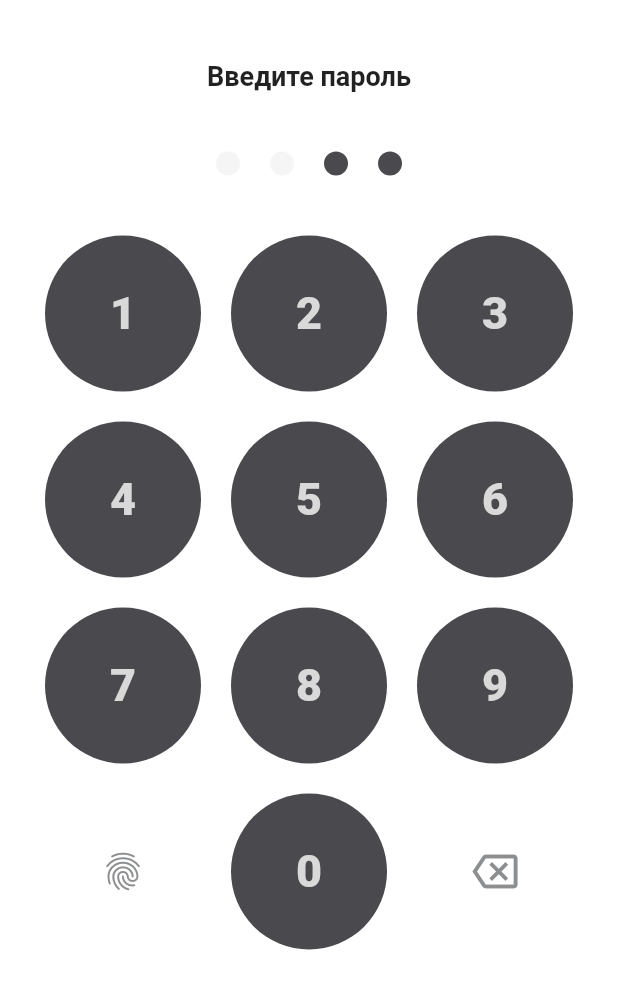
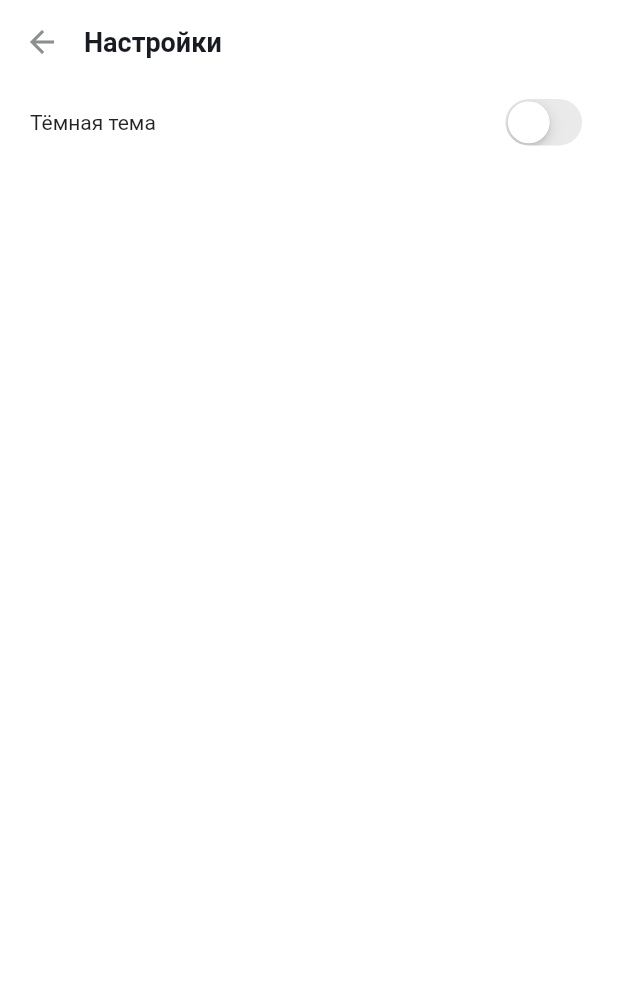
Before and after one commit to gsusha/belt, a Flutter app: the screen it shows after launch, after a tap on the "settings" icon, on a phone screen of 412 x 824 dp. Shown: the top 989 px of the screen. Run offline on Flutter 3.47's test engine with Material 2 defaults, Android fonts, the phone set to English and light mode, and no system bars; our stand-ins replace equatable, extended_image, flutter_bloc, get_it, google_fonts, image_picker and 1 more; missing offline and left inert: image_editor.

Commit message:
dark mode

```diff
--- a/lib/main.dart
+++ b/lib/main.dart
@@ -3,9 +3,8 @@ import 'package:flutter_bloc/flutter_bloc.dart';
 import 'package:provider/provider.dart';
 
 import 'injection.dart';
-import 'presentation/pages/auth/auth_page.dart';
+import 'presentation/pages/home/bloc/home_bloc.dart';
 import 'presentation/pages/home/home_page.dart';
-import 'presentation/pages/home/bloc/home_bloc.dart';
 import 'styles.dart';
 
 void main() {
--- a/lib/presentation/pages/home/home_page.dart
+++ b/lib/presentation/pages/home/home_page.dart
@@ -5,9 +5,11 @@ import 'package:flutter_bloc/flutter_bloc.dart';
 import 'package:flutter_staggered_grid_view/flutter_staggered_grid_view.dart';
 import 'package:image_picker/image_picker.dart';
 
+import '../../../injection.dart';
 import '../../../styles.dart';
 import '../../widgets/add_button.dart';
-import '../auth/auth_page.dart';
+import '../settings/bloc/settings_bloc.dart';
+import '../settings/settings_page.dart';
 import 'bloc/home_bloc.dart';
 import 'photo_edit.dart';
 
@@ -32,7 +34,12 @@ class HomePage extends StatelessWidget {
                 GestureDetector(
                   child: const Icon(Icons.settings_outlined, size: 30),
                   onTap: () => Navigator.of(context).push(
-                    MaterialPageRoute(builder: (context) => const AuthPage()),
+                    MaterialPageRoute(
+                      builder: (context) => BlocProvider(
+                        create: (_) => sl<SettingsBloc>(),
+                        child: const SettingsPage(),
+                      ),
+                    ),
                   ),
                 ),
               ],
@@ -69,9 +76,8 @@ class ImageItem extends StatelessWidget {
   Widget build(BuildContext context) {
     return GestureDetector(
       child: Image.file(File(file.path)),
-      onTap: () => Navigator.of(context).push(
-        MaterialPageRoute(builder: (context) => PhotoEdit(file: file))
-      ),
+      onTap: () => Navigator.of(context)
+          .push(MaterialPageRoute(builder: (context) => PhotoEdit(file: file))),
     );
   }
 }
--- /dev/null
+++ b/lib/presentation/pages/settings/bloc/settings_bloc.dart
@@ -0,0 +1,19 @@
+import 'package:equatable/equatable.dart';
+import 'package:flutter_bloc/flutter_bloc.dart';
+import 'package:injectable/injectable.dart';
+
+import '../../../../../main.dart';
+
+part 'settings_event.dart';
+part 'settings_state.dart';
+
+@injectable
+class SettingsBloc extends Bloc<SettingsEvent, SettingsState> {
+  SettingsBloc() : super(SettingsInitial()) {
+    on<SetDarkMode>(_setDarkMode);
+  }
+
+  void _setDarkMode(SetDarkMode event, Emitter<SettingsState> emit) {
+    event.darkMode.changeMode();
+  }
+}
--- /dev/null
+++ b/lib/presentation/pages/settings/bloc/settings_event.dart
@@ -0,0 +1,12 @@
+part of 'settings_bloc.dart';
+
+abstract class SettingsEvent {
+  const SettingsEvent();
+}
+
+class SetDarkMode extends SettingsEvent {
+  final bool isActive;
+  final DarkMode darkMode;
+
+  SetDarkMode(this.isActive, this.darkMode);
+}
--- /dev/null
+++ b/lib/presentation/pages/settings/bloc/settings_state.dart
@@ -0,0 +1,10 @@
+part of 'settings_bloc.dart';
+
+abstract class SettingsState extends Equatable {
+  const SettingsState();
+
+  @override
+  List<Object> get props => [];
+}
+
+class SettingsInitial extends SettingsState {}
--- /dev/null
+++ b/lib/presentation/pages/settings/settings_page.dart
@@ -0,0 +1,29 @@
+import 'package:flutter/material.dart';
+import 'package:provider/provider.dart';
+
+import '../../../main.dart';
+import '../../../styles.dart';
+import '../../widgets/switch.dart';
+import 'bloc/settings_bloc.dart';
+
+class SettingsPage extends StatelessWidget {
+  const SettingsPage({super.key});
+
+  @override
+  Widget build(BuildContext context) {
+    final themeMode = Provider.of<DarkMode>(context);
+    return Scaffold(
+      appBar: AppBar(title: const Text('Настройки', style: Styles.titleStyle)),
+      body: Column(
+        children: [
+          TextSwitch(
+            label: 'Тёмная тема',
+            initial: themeMode.darkMode,
+            onTap: (v) =>
+                context.read<SettingsBloc>().add(SetDarkMode(v, themeMode)),
+          ),
+        ],
+      ),
+    );
+  }
+}
--- /dev/null
+++ b/lib/presentation/widgets/switch.dart
@@ -0,0 +1,48 @@
+import 'package:flutter/cupertino.dart';
+
+class TextSwitch extends StatefulWidget {
+  final String label;
+  final ValueChanged<bool> onTap;
+  final bool initial;
+
+  const TextSwitch({
+    super.key,
+    required this.label,
+    required this.onTap,
+    this.initial = false,
+  });
+
+  @override
+  State<TextSwitch> createState() => _TextSwitchState();
+}
+
+class _TextSwitchState extends State<TextSwitch> {
+  late bool isActive = widget.initial;
+
+  void onChanged(bool value) {
+    setState(() => isActive = value);
+    widget.onTap(value);
+  }
+
+  @override
+  Widget build(BuildContext context) {
+    return Column(
+      children: [
+        Column(
+          children: [
+            Padding(
+              padding: const EdgeInsets.symmetric(horizontal: 20, vertical: 6),
+              child: Row(
+                mainAxisAlignment: MainAxisAlignment.spaceBetween,
+                children: [
+                  Text(widget.label),
+                  CupertinoSwitch(value: isActive, onChanged: onChanged)
+                ],
+              ),
+            ),
+          ],
+        )
+      ],
+    );
+  }
+}
```
Also changed, not shown: lib/injection.config.dart.
